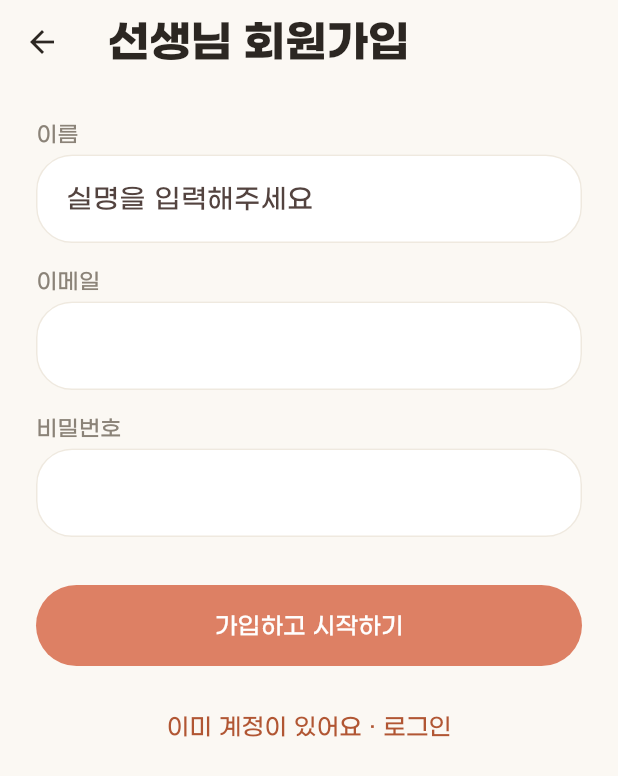
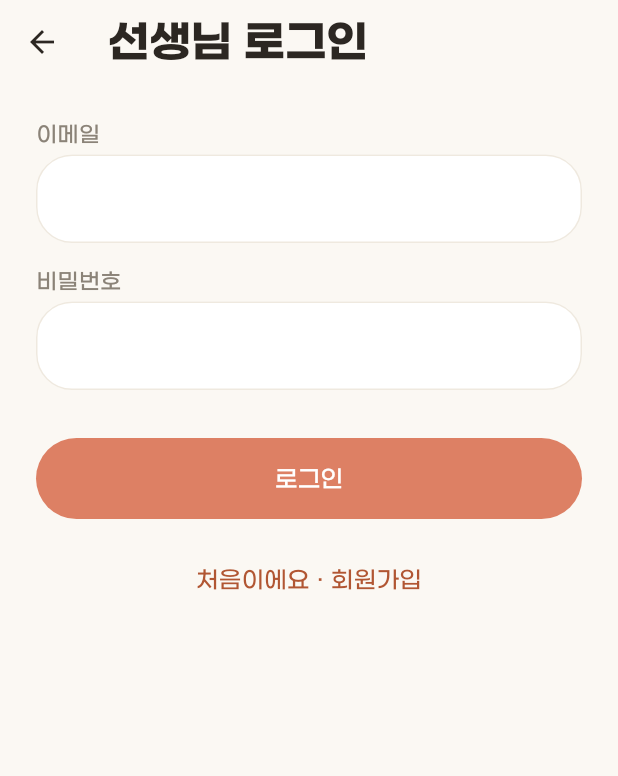
Before and after one commit to Diana-yjh/Jigeum_Yeogi, a Flutter app: the AuthScreen screen opened directly with empty values, on a phone screen of 412 x 824 dp. Shown: the top 776 px of the screen. Run offline on Flutter 3.47's test engine with Material 3 defaults, Android fonts, the phone set to English and light mode, and no system bars; our stand-ins replace cloud_firestore, firebase_auth, firebase_core, flutter_riverpod, table_calendar; accounts and stored records are empty; generated files the repository leaves out were written again.

Commit message:
feat :: 역할 선택 후 로그인 화면 우선 진입
- AuthScreen 기본 모드를 회원가입 → 로그인으로 변경
- 계정 없으면 "처음이에요 · 회원가입" 링크로 전환

Co-Authored-By: Claude Opus 4.8 (1M context) <noreply@anthropic.com>

```diff
--- a/lib/features/auth/onboarding/auth_screen.dart
+++ b/lib/features/auth/onboarding/auth_screen.dart
@@ -26,7 +26,7 @@ class _AuthScreenState extends ConsumerState<AuthScreen> {
   final _teacherCode = TextEditingController();
   final _childName = TextEditingController();
 
-  bool _isSignUp = true;
+  bool _isSignUp = false; // 로그인 화면으로 먼저 진입, "회원가입" 링크로 전환
   bool _loading = false;
 
   bool get _isTeacher => widget.role == Role.teacher;
```
